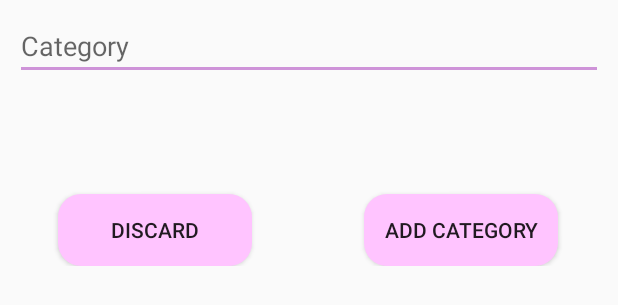
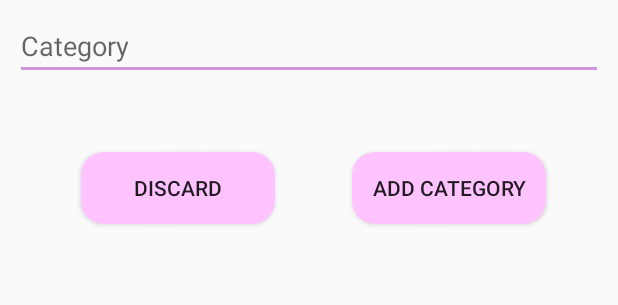
Before and after one commit to Pronoy999/TODOApplication, an Android app: the layout add_category_dialog.xml on its own in the app's theme, with its tools: preview values and no code run, on a phone screen of 412 x 824 dp. Shown: the top 305 px of the screen. Run offline under Robolectric (Android 15) with nearby library versions, the phone set to English and light mode, and no system bars.

Commit message:
Fixed Notification bugs and layout changes.

```diff
--- a/app/src/main/java/com/pronoy/mukhe/todoapplication/Acitvities/TodoActivity.java
+++ b/app/src/main/java/com/pronoy/mukhe/todoapplication/Acitvities/TodoActivity.java
@@ -32,6 +32,7 @@ public class TodoActivity extends AppCompatActivity {
     protected void onCreate(Bundle savedInstanceState) {
         super.onCreate(savedInstanceState);
         setContentView(R.layout.activity_todo);
+        setTitle(getResources().getString(R.string.todoTitle));
         initializeViews();
         getAllData();
         floatingActionButton.setOnClickListener(new View.OnClickListener() {
--- a/app/src/main/java/com/pronoy/mukhe/todoapplication/Helper/Constants.java
+++ b/app/src/main/java/com/pronoy/mukhe/todoapplication/Helper/Constants.java
@@ -57,6 +57,7 @@ public class Constants {
     public static final String LOG_IN_STATUS="loginStatus";
     public static final int ADD_TODO_DIALOG_REQUEST_CODE =69;
     public static final int ADD_CATEGORY_DIALOG_REQUEST_CODE=169;
-    public static final int NOTIFICATION_CHANNEL_ID=269;
-    public static final int PENDING_INTENT_REQUEST_CODE=55;
+    public static final int NOTIFICATION_ID =269;
+    public static final int NOTIFICATION_CHANNEL_ID=59;
+    public static final String NOTIFICATION_CHANNEL_NAME="Todo Tasks";
 }
--- a/app/src/main/res/layout/add_category_dialog.xml
+++ b/app/src/main/res/layout/add_category_dialog.xml
@@ -3,11 +3,12 @@
     xmlns:android="http://schemas.android.com/apk/res/android"
     xmlns:app="http://schemas.android.com/apk/res-auto"
     android:layout_width="match_parent"
-    android:layout_height="wrap_content">
+    android:layout_height="200dp">
 
     <android.support.v7.widget.AppCompatEditText
         android:id="@+id/categoryDescEnter"
         android:textColor="#000"
+        android:inputType="textCapSentences"
         android:layout_width="match_parent"
         android:layout_height="wrap_content"
         android:layout_marginEnd="10dp"
@@ -16,30 +17,38 @@
         android:hint="@string/category_hint"
         app:layout_constraintEnd_toEndOf="parent"
         app:layout_constraintStart_toStartOf="parent"
-        app:layout_constraintTop_toTopOf="parent" />
+        app:layout_constraintTop_toTopOf="parent">
+        <requestFocus/>
+    </android.support.v7.widget.AppCompatEditText>
 
     <android.support.v7.widget.AppCompatButton
         android:id="@+id/addCategoryButton"
         android:layout_width="129dp"
         android:layout_height="wrap_content"
-        android:layout_marginEnd="40dp"
-        android:layout_marginTop="76dp"
+        android:layout_marginBottom="8dp"
+        android:layout_marginEnd="48dp"
+        android:layout_marginTop="48dp"
         android:background="@drawable/circle_button"
         android:text="@string/add_category_button"
+        app:layout_constraintBottom_toBottomOf="parent"
         app:layout_constraintEnd_toEndOf="parent"
-        app:layout_constraintTop_toBottomOf="@+id/categoryDescEnter" />
+        app:layout_constraintTop_toBottomOf="@+id/categoryDescEnter"
+        app:layout_constraintVertical_bias="0.0" />
 
     <android.support.v7.widget.AppCompatButton
         android:id="@+id/discardCategoryButton"
         android:layout_width="129dp"
         android:layout_height="wrap_content"
+        android:layout_marginBottom="8dp"
         android:layout_marginEnd="8dp"
         android:layout_marginStart="8dp"
-        android:layout_marginTop="76dp"
+        android:layout_marginTop="48dp"
         android:background="@drawable/circle_button"
         android:text="@string/discard"
+        app:layout_constraintBottom_toBottomOf="parent"
         app:layout_constraintEnd_toStartOf="@+id/addCategoryButton"
-        app:layout_constraintHorizontal_bias="0.317"
+        app:layout_constraintHorizontal_bias="0.514"
         app:layout_constraintStart_toStartOf="parent"
-        app:layout_constraintTop_toBottomOf="@+id/categoryDescEnter" />
+        app:layout_constraintTop_toBottomOf="@+id/categoryDescEnter"
+        app:layout_constraintVertical_bias="0.0" />
 </android.support.constraint.ConstraintLayout>
--- a/app/src/main/res/values/strings.xml
+++ b/app/src/main/res/values/strings.xml
@@ -12,4 +12,6 @@
     <string name="categoryTitle">Add Category</string>
     <string name="categories_menu">Categories</string>
     <string name="open_to_do">Open to Do</string>
+    <string name="todoTitle">Your Todos</string>
+    <string name="addTodo">Add a TODO</string>
 </resources>
```
Also changed, not shown: app/src/main/java/com/pronoy/mukhe/todoapplication/Acitvities/AddTodoDialog.java (+16 -6 lines), app/src/main/java/com/pronoy/mukhe/todoapplication/Adapters/TodoAdapter.java (+18 -14 lines), app/src/main/java/com/pronoy/mukhe/todoapplication/Helper/AlarmReceiver.java (+30 -3 lines), app/src/main/res/layout/activity_add_category.xml (+7 -7 lines), app/src/main/res/layout/activity_todo.xml (+6 -6 lines), app/src/main/res/layout/add_todo_dialog.xml (+14 -6 lines).
